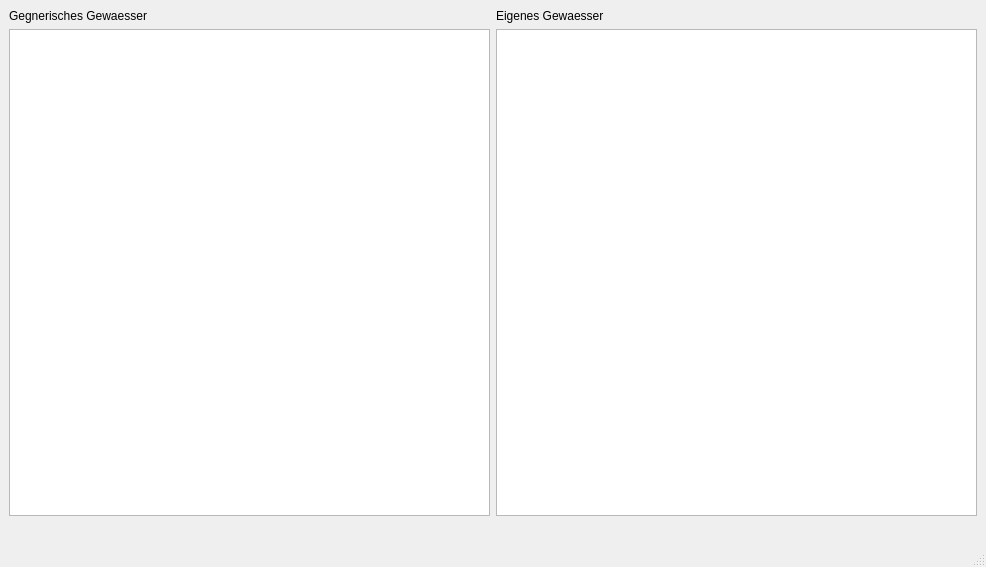
The window that Gui/playwindow.ui (MisterHyde/Ship_Happens) describes before a commit, drawn with Qt 5.
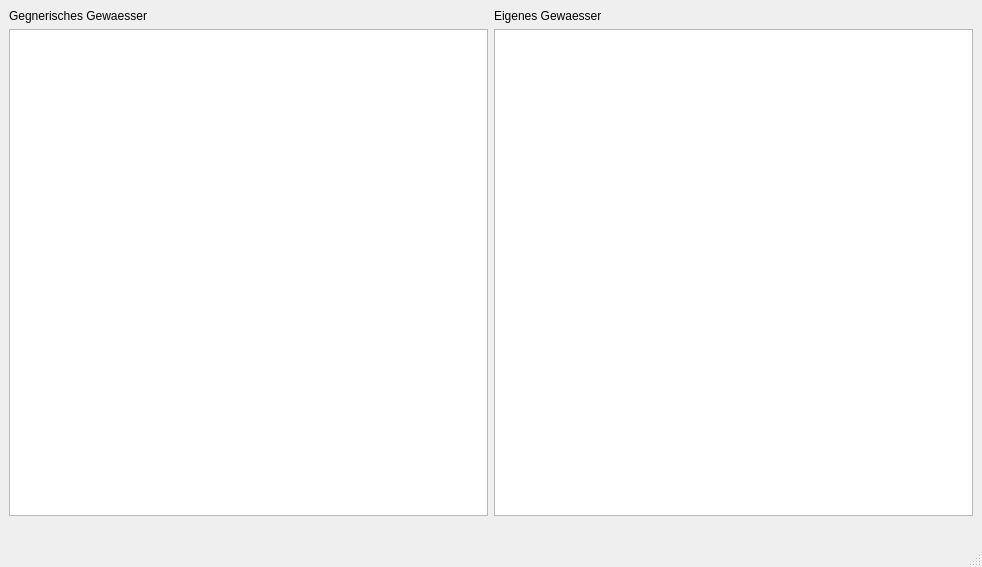
The same window after the commit.

```diff
--- a/Gui/playwindow.ui
+++ b/Gui/playwindow.ui
@@ -6,7 +6,7 @@
    <rect>
     <x>0</x>
     <y>0</y>
-    <width>986</width>
+    <width>982</width>
     <height>567</height>
    </rect>
   </property>
```
Left out of the diff: 2 changed lines with no effect on the pictures.
